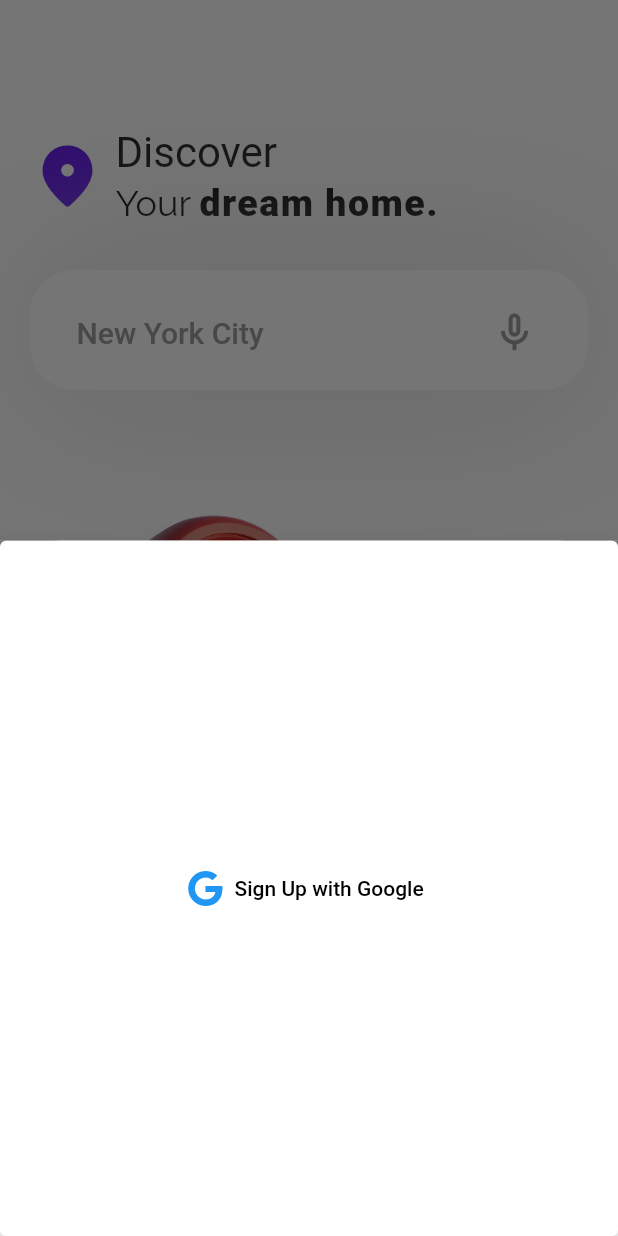
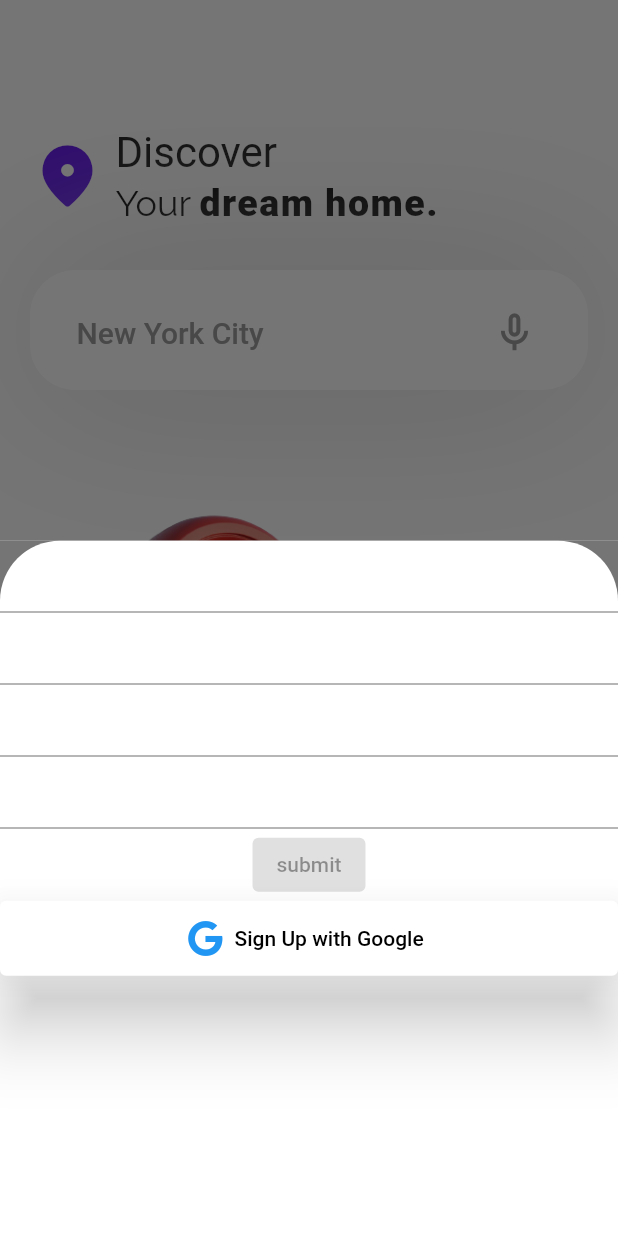
Before and after one commit to Michaelalo1/Mohouz, a Flutter app: the screen it shows after launch, after a tap on "Sign Up", on a phone screen of 412 x 824 dp. Run offline on Flutter 3.47's test engine with Material 2 defaults, Android fonts, the phone set to English and light mode, and no system bars; our stand-ins replace firebase_auth, firebase_core, font_awesome_flutter, google_sign_in; accounts and stored records are empty; Roboto replaces fonts that are missing (Raleway).

Commit message:
signup button fields

```diff
--- a/lib/main.dart
+++ b/lib/main.dart
@@ -399,12 +399,21 @@ class _HomeScreenState extends State<HomeScreen> {
                                 ),
                                 height: 800,
                                 width: double.infinity,
-                                child: ElevatedButton.icon(
+                                child: Column(
+                                  children: [
+                                    TextField(),
+                                    TextField(),
+                                    TextField(),
+                                    TextField(),
+                                    ElevatedButton(
+                                        onPressed: null, child: Text('submit')),
+                                    ElevatedButton.icon(
                                         style: ElevatedButton.styleFrom(
                                           elevation: 20,
                                           primary: Colors.white,
                                           onPrimary: Colors.deepPurpleAccent,
-                                      minimumSize: Size(double.infinity, 50),
+                                          minimumSize:
+                                              Size(double.infinity, 50),
                                         ),
                                         onPressed: () {
                                           final provider =
@@ -421,6 +430,8 @@ class _HomeScreenState extends State<HomeScreen> {
                                           'Sign Up with Google',
                                           style: TextStyle(color: Colors.black),
                                         )),
+                                  ],
+                                ),
                               ),
                             );
                             // return Wrap(
```
Lines whose indentation alone changed are shown as unchanged.
